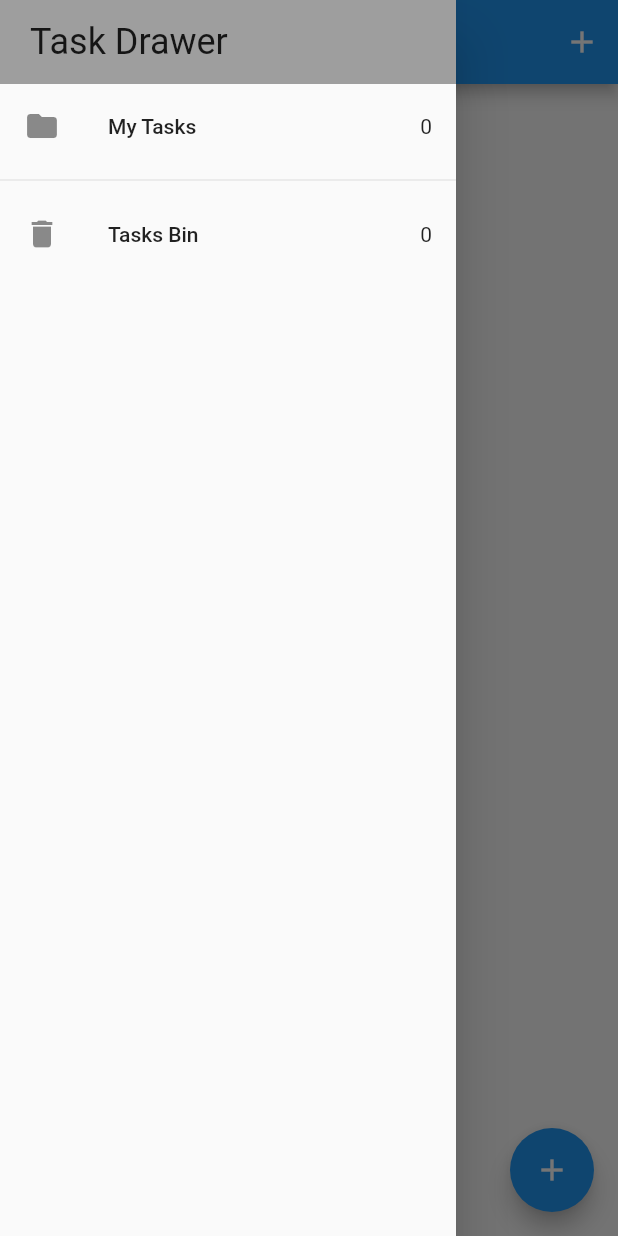
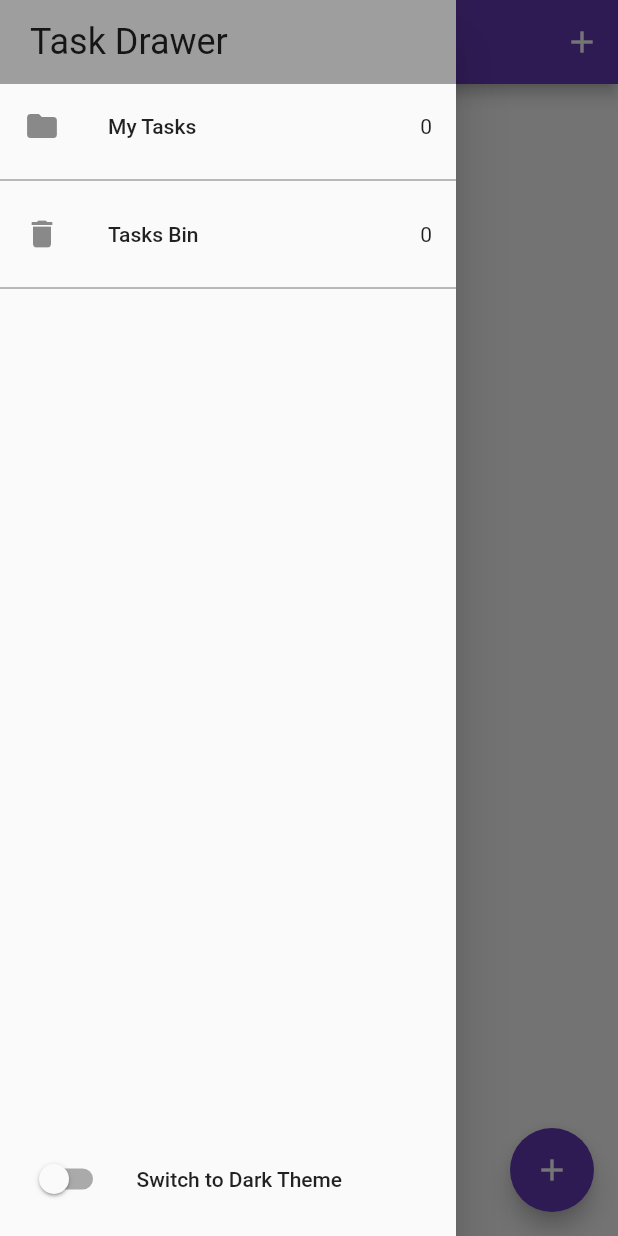
Before and after one commit to warpten123/FinalExam_Premacio_Bloc, a Flutter app: the screen it shows after launch, with the side drawer open, on a phone screen of 412 x 824 dp. Run offline on Flutter 3.47's test engine with Material 2 defaults, Android fonts, the phone set to English and light mode, and no system bars; our stand-ins replace bloc, equatable, flutter_bloc, hydrated_bloc.

Commit message:
switch to change app theme, light and dark mode

```diff
--- /dev/null
+++ b/lib/bloc/switch_bloc/bloc/switch_bloc.dart
@@ -0,0 +1,16 @@
+import 'package:bloc/bloc.dart';
+import 'package:equatable/equatable.dart';
+
+part 'switch_event.dart';
+part 'switch_state.dart';
+
+class SwitchBloc extends Bloc<SwitchEvent, SwitchState> {
+  SwitchBloc() : super(SwitchInitial(switchValue: false)) {
+    on<SwitchOnEvent>((event, emit) {
+      emit(SwitchState(switchValue: true));
+    });
+    on<SwitchOffEvent>((event, emit) {
+      emit(SwitchState(switchValue: false));
+    });
+  }
+}
--- /dev/null
+++ b/lib/bloc/switch_bloc/bloc/switch_event.dart
@@ -0,0 +1,12 @@
+part of 'switch_bloc.dart';
+
+abstract class SwitchEvent extends Equatable {
+  const SwitchEvent();
+
+  @override
+  List<Object> get props => [];
+}
+
+class SwitchOnEvent extends SwitchEvent {}
+
+class SwitchOffEvent extends SwitchEvent {}
--- /dev/null
+++ b/lib/bloc/switch_bloc/bloc/switch_state.dart
@@ -0,0 +1,13 @@
+part of 'switch_bloc.dart';
+
+class SwitchState extends Equatable {
+  final bool switchValue;
+  const SwitchState({required this.switchValue});
+
+  @override
+  List<Object> get props => [switchValue];
+}
+
+class SwitchInitial extends SwitchState {
+  SwitchInitial({required bool switchValue}) : super(switchValue: switchValue);
+}
--- a/lib/main.dart
+++ b/lib/main.dart
@@ -1,5 +1,7 @@
-import 'package:finalmobile_premacio_bloc/bloc/bloc/task_bloc.dart';
+import 'package:finalmobile_premacio_bloc/bloc/switch_bloc/bloc/switch_bloc.dart';
+import 'package:finalmobile_premacio_bloc/bloc/task_bloc/task_bloc.dart';
 import 'package:finalmobile_premacio_bloc/services/app_router.dart';
+import 'package:finalmobile_premacio_bloc/services/app_theme.dart';
 import 'package:flutter/material.dart';
 import 'package:flutter_bloc/flutter_bloc.dart';
 import 'package:hydrated_bloc/hydrated_bloc.dart';
@@ -26,15 +28,22 @@
   // This widget is the root of your application.
   @override
   Widget build(BuildContext context) {
-    return BlocProvider(
-      create: (context) => TaskBloc(),
-      child: MaterialApp(
-        title: 'Flutter Tasks App',
-        theme: ThemeData(
-          primarySwatch: Colors.blue,
-        ),
-        home: const TasksScreen(),
-        onGenerateRoute: appRouter.onGenerateRoute,
+    return MultiBlocProvider(
+      providers: [
+        BlocProvider(create: (context) => TaskBloc()),
+        BlocProvider(create: (context) => SwitchBloc()),
+      ],
+      child: BlocBuilder<SwitchBloc, SwitchState>(
+        builder: (context, state) {
+          return MaterialApp(
+            title: 'Flutter Tasks App',
+            theme: state.switchValue
+                ? AppThemes.appThemeData[AppTheme.darkMode]
+                : AppThemes.appThemeData[AppTheme.lightMode],
+            home: const TasksScreen(),
+            onGenerateRoute: appRouter.onGenerateRoute,
+          );
+        },
       ),
     );
   }
--- a/lib/screens/add_task_screen.dart
+++ b/lib/screens/add_task_screen.dart
@@ -1,4 +1,4 @@
-import 'package:finalmobile_premacio_bloc/bloc/bloc/task_bloc.dart';
+import 'package:finalmobile_premacio_bloc/bloc/task_bloc/task_bloc.dart';
 import 'package:finalmobile_premacio_bloc/services/id_gen.dart';
 import 'package:flutter/material.dart';
 import 'package:flutter_bloc/flutter_bloc.dart';
--- a/lib/screens/recycle_bin.dart
+++ b/lib/screens/recycle_bin.dart
@@ -1,4 +1,4 @@
-import 'package:finalmobile_premacio_bloc/bloc/bloc/task_bloc.dart';
+import 'package:finalmobile_premacio_bloc/bloc/task_bloc/task_bloc.dart';
 import 'package:finalmobile_premacio_bloc/screens/task_drawer.dart';
 import 'package:flutter/material.dart';
 import 'package:flutter_bloc/flutter_bloc.dart';
@@ -20,7 +20,7 @@
           )
         ],
       ),
-      drawer: const TaskDrawer(),
+      drawer: TaskDrawer(),
       body: BlocBuilder<TaskBloc, TaskState>(
         builder: (context, state) {
           return Column(
--- a/lib/screens/task_drawer.dart
+++ b/lib/screens/task_drawer.dart
@@ -1,12 +1,19 @@
-import 'package:finalmobile_premacio_bloc/bloc/bloc/task_bloc.dart';
+import 'package:finalmobile_premacio_bloc/bloc/switch_bloc/bloc/switch_bloc.dart';
+import 'package:finalmobile_premacio_bloc/bloc/task_bloc/task_bloc.dart';
 import 'package:finalmobile_premacio_bloc/screens/recycle_bin.dart';
 import 'package:finalmobile_premacio_bloc/screens/tasks_screen.dart';
 import 'package:flutter/material.dart';
 import 'package:flutter_bloc/flutter_bloc.dart';
 
-class TaskDrawer extends StatelessWidget {
-  const TaskDrawer({Key? key}) : super(key: key);
+class TaskDrawer extends StatefulWidget {
+  TaskDrawer({Key? key}) : super(key: key);
 
+  @override
+  State<TaskDrawer> createState() => _TaskDrawerState();
+}
+
+class _TaskDrawerState extends State<TaskDrawer> {
+  bool switchValue = false;
   @override
   Widget build(BuildContext context) {
     return SafeArea(
@@ -29,7 +36,8 @@
                   title: Text('My Tasks'),
                   trailing: Text('${state.allTasks.length}'),
                   onTap: () {
-                    Navigator.of(context).pushNamed(TasksScreen.path);
+                    Navigator.of(context)
+                        .pushReplacementNamed(TasksScreen.path);
                   },
                 );
               },
@@ -39,7 +47,7 @@
               builder: (context, state) {
                 return ListTile(
                   onTap: () {
-                    Navigator.of(context).pushNamed(RecycleBin.path);
+                    Navigator.of(context).pushReplacementNamed(RecycleBin.path);
                   },
                   leading: Icon(Icons.delete),
                   title: Text('Tasks Bin'),
@@ -47,6 +55,25 @@
                 );
               },
             ),
+            const Divider(),
+            const Expanded(child: SizedBox()),
+            BlocBuilder<SwitchBloc, SwitchState>(
+              builder: (context, state) {
+                return ListTile(
+                  leading: Switch(
+                    value: state.switchValue,
+                    onChanged: (newValue) {
+                      newValue
+                          ? context.read<SwitchBloc>().add(SwitchOnEvent())
+                          : context.read<SwitchBloc>().add(SwitchOffEvent());
+                    },
+                  ),
+                  title: const Text('Switch to Dark Theme'),
+                  // onTap: () => _switchToDarkTheme(context, !TestData.isDarkTheme),
+                );
+              },
+            ),
+            const SizedBox(height: 10),
           ],
         ),
       ),
--- a/lib/screens/tasks_screen.dart
+++ b/lib/screens/tasks_screen.dart
@@ -1,4 +1,4 @@
-import 'package:finalmobile_premacio_bloc/bloc/bloc/task_bloc.dart';
+import 'package:finalmobile_premacio_bloc/bloc/task_bloc/task_bloc.dart';
 import 'package:finalmobile_premacio_bloc/screens/task_drawer.dart';
 import 'package:flutter/material.dart';
 import 'package:flutter_bloc/flutter_bloc.dart';
@@ -43,7 +43,7 @@
               )
             ],
           ),
-          drawer: const TaskDrawer(),
+          drawer: TaskDrawer(),
           body: Column(
             crossAxisAlignment: CrossAxisAlignment.center,
             children: [
--- /dev/null
+++ b/lib/services/app_theme.dart
@@ -0,0 +1,61 @@
+import 'package:flutter/material.dart';
+
+enum AppTheme {
+  lightMode,
+  darkMode,
+}
+
+class AppThemes {
+  static final appThemeData = {
+    AppTheme.darkMode: ThemeData(
+      primarySwatch: Colors.grey,
+      primaryColor: Colors.black,
+      brightness: Brightness.dark,
+      backgroundColor: const Color(0xFF212121),
+      dividerColor: Colors.black54,
+      toggleableActiveColor: Colors.deepPurple.shade300,
+      floatingActionButtonTheme: const FloatingActionButtonThemeData(
+        backgroundColor: Colors.deepPurple,
+        foregroundColor: Colors.white,
+      ),
+      textButtonTheme: TextButtonThemeData(
+        style: ButtonStyle(
+          foregroundColor: MaterialStateProperty.all(Colors.white),
+        ),
+      ),
+      textTheme: const TextTheme(
+        subtitle1: TextStyle(color: Colors.white),
+      ),
+      bottomNavigationBarTheme: BottomNavigationBarThemeData(
+        backgroundColor: const Color(0xFF212121),
+        unselectedItemColor: Colors.white,
+        selectedItemColor: Colors.deepPurple.shade300,
+      ),
+    ),
+    AppTheme.lightMode: ThemeData(
+      primarySwatch: Colors.deepPurple,
+      primaryColor: Colors.purple,
+      brightness: Brightness.light,
+      backgroundColor: const Color(0xFFE5E5E5),
+      dividerColor: const Color(0xff757575),
+      toggleableActiveColor: Colors.deepPurple,
+      floatingActionButtonTheme: const FloatingActionButtonThemeData(
+        backgroundColor: Colors.deepPurple,
+        foregroundColor: Colors.white,
+      ),
+      textButtonTheme: TextButtonThemeData(
+        style: ButtonStyle(
+          foregroundColor: MaterialStateProperty.all(Colors.black),
+        ),
+      ),
+      textTheme: const TextTheme(
+        subtitle1: TextStyle(color: Colors.black),
+      ),
+      bottomNavigationBarTheme: const BottomNavigationBarThemeData(
+        backgroundColor: Colors.white,
+        selectedItemColor: Colors.deepPurple,
+        unselectedItemColor: Colors.black,
+      ),
+    ),
+  };
+}
--- a/lib/widget/task_list.dart
+++ b/lib/widget/task_list.dart
@@ -1,4 +1,4 @@
-import 'package:finalmobile_premacio_bloc/bloc/bloc/task_bloc.dart';
+import 'package:finalmobile_premacio_bloc/bloc/task_bloc/task_bloc.dart';
 import 'package:finalmobile_premacio_bloc/widget/task_tile.dart';
 import 'package:flutter/material.dart';
 import 'package:flutter_bloc/flutter_bloc.dart';
--- a/lib/widget/task_tile.dart
+++ b/lib/widget/task_tile.dart
@@ -1,4 +1,4 @@
-import 'package:finalmobile_premacio_bloc/bloc/bloc/task_bloc.dart';
+import 'package:finalmobile_premacio_bloc/bloc/task_bloc/task_bloc.dart';
 import 'package:flutter/material.dart';
 import 'package:flutter_bloc/flutter_bloc.dart';
 
```
Also changed, not shown: lib/bloc/task_bloc/task_bloc.dart (renamed from lib/bloc/bloc/task_bloc.dart), lib/bloc/task_bloc/task_event.dart (renamed from lib/bloc/bloc/task_event.dart), lib/bloc/task_bloc/task_state.dart (renamed from lib/bloc/bloc/task_state.dart).
